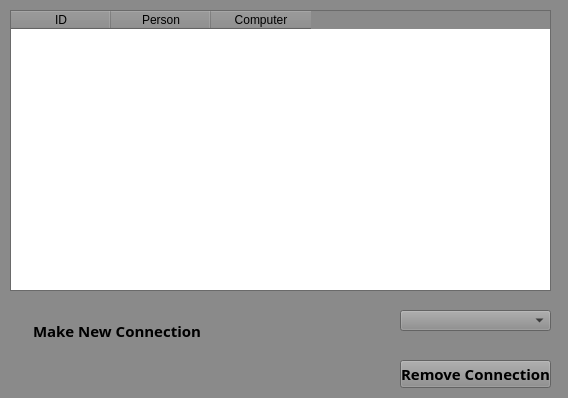
Old version of the form Verkefni_vika3/connectionsmenu.ui in the repository evas14/Hopur_48.
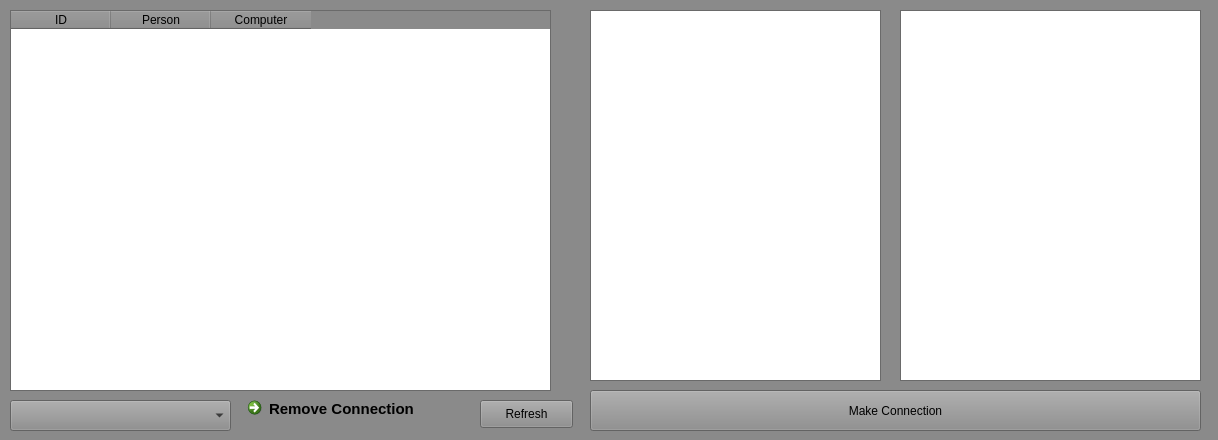
New version of the form.

Commit message: Breytti connectionsmenu

```diff
--- a/Verkefni_vika3/connectionsmenu.ui
+++ b/Verkefni_vika3/connectionsmenu.ui
@@ -6,8 +6,8 @@
    <rect>
     <x>0</x>
     <y>0</y>
-    <width>568</width>
-    <height>398</height>
+    <width>1218</width>
+    <height>440</height>
    </rect>
   </property>
   <property name="palette">
@@ -434,11 +434,11 @@
      <x>10</x>
      <y>10</y>
      <width>541</width>
-     <height>281</height>
+     <height>381</height>
     </rect>
    </property>
    <property name="sortingEnabled">
-    <bool>true</bool>
+    <bool>false</bool>
    </property>
    <attribute name="horizontalHeaderCascadingSectionResizes">
     <bool>false</bool>
@@ -465,42 +465,15 @@
   <widget class="QCommandLinkButton" name="commandLinkButtonAddNewConnection">
    <property name="geometry">
     <rect>
-     <x>20</x>
-     <y>310</y>
-     <width>221</width>
+     <x>240</x>
+     <y>390</y>
+     <width>211</width>
      <height>41</height>
     </rect>
    </property>
    <property name="font">
     <font>
-     <family>Tw Cen MT</family>
-     <pointsize>11</pointsize>
-     <weight>75</weight>
-     <bold>true</bold>
-    </font>
-   </property>
-   <property name="text">
-    <string>Make New Connection</string>
-   </property>
-   <property name="iconSize">
-    <size>
-     <width>0</width>
-     <height>0</height>
-    </size>
-   </property>
-  </widget>
-  <widget class="QPushButton" name="pushButtonRemoveConnection">
-   <property name="geometry">
-    <rect>
-     <x>400</x>
-     <y>360</y>
-     <width>151</width>
-     <height>28</height>
-    </rect>
-   </property>
-   <property name="font">
-    <font>
-     <family>Tw Cen MT</family>
+     <family>Segoe UI</family>
      <pointsize>11</pointsize>
      <weight>75</weight>
      <bold>true</bold>
@@ -513,13 +486,59 @@
   <widget class="QComboBox" name="comboBoxConnectionID">
    <property name="geometry">
     <rect>
-     <x>400</x>
-     <y>310</y>
-     <width>151</width>
-     <height>21</height>
+     <x>10</x>
+     <y>400</y>
+     <width>221</width>
+     <height>31</height>
     </rect>
    </property>
   </widget>
+  <widget class="QPushButton" name="pushButtonMakeConnection">
+   <property name="geometry">
+    <rect>
+     <x>590</x>
+     <y>390</y>
+     <width>611</width>
+     <height>41</height>
+    </rect>
+   </property>
+   <property name="text">
+    <string>Make Connection</string>
+   </property>
+  </widget>
+  <widget class="QListWidget" name="listWidgetDisplayPerson">
+   <property name="geometry">
+    <rect>
+     <x>590</x>
+     <y>10</y>
+     <width>291</width>
+     <height>371</height>
+    </rect>
+   </property>
+  </widget>
+  <widget class="QListWidget" name="listWidgetDisplayComputer">
+   <property name="geometry">
+    <rect>
+     <x>900</x>
+     <y>10</y>
+     <width>301</width>
+     <height>371</height>
+    </rect>
+   </property>
+  </widget>
+  <widget class="QPushButton" name="pushButtonRefresh">
+   <property name="geometry">
+    <rect>
+     <x>480</x>
+     <y>400</y>
+     <width>93</width>
+     <height>28</height>
+    </rect>
+   </property>
+   <property name="text">
+    <string>Refresh</string>
+   </property>
+  </widget>
  </widget>
  <resources/>
  <connections/>
```
Left out of the diff: 2 changed lines with no effect on the pictures. The commit also changes 2 other files.
